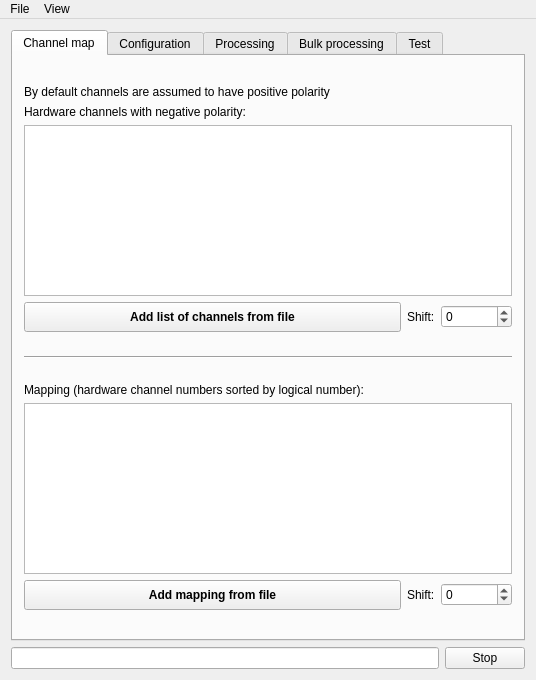
Before: the Qt Designer form GUI/mainwindow.ui in andrmor/TRB3reader, drawn with Qt 5.
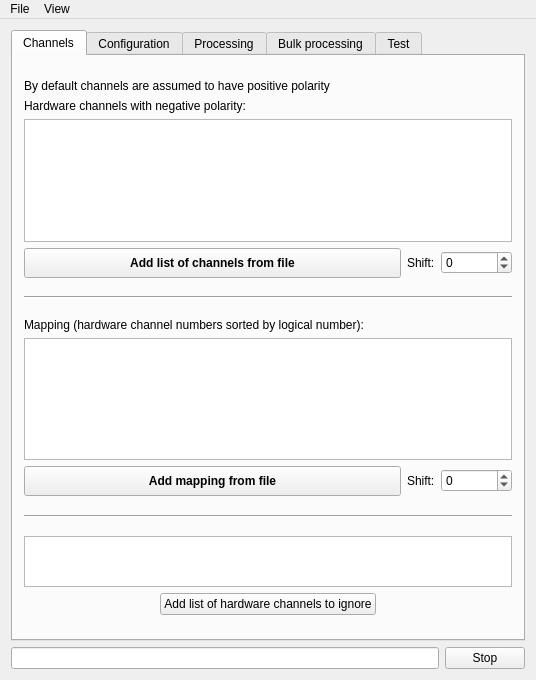
After: the same form once the commit is applied. The open tabs and pages were chosen to show the change.

Commit message: Added possibility to ignore channels

Diff of the .ui file:
```diff
--- a/GUI/mainwindow.ui
+++ b/GUI/mainwindow.ui
@@ -22,7 +22,7 @@
       </property>
       <widget class="QWidget" name="tab">
        <attribute name="title">
-        <string>Channel map</string>
+        <string>Channels</string>
        </attribute>
        <layout class="QVBoxLayout" name="verticalLayout">
         <item>
@@ -58,6 +58,12 @@
             </item>
             <item>
              <widget class="QPlainTextEdit" name="ptePolarity">
+              <property name="maximumSize">
+               <size>
+                <width>16777215</width>
+                <height>150</height>
+               </size>
+              </property>
               <property name="contextMenuPolicy">
                <enum>Qt::CustomContextMenu</enum>
               </property>
@@ -131,26 +137,6 @@
           </item>
          </layout>
         </item>
-        <item>
-         <spacer name="verticalSpacer_16">
-          <property name="orientation">
-           <enum>Qt::Vertical</enum>
-          </property>
-          <property name="sizeHint" stdset="0">
-           <size>
-            <width>20</width>
-            <height>40</height>
-           </size>
-          </property>
-         </spacer>
-        </item>
-        <item>
-         <widget class="Line" name="line_5">
-          <property name="orientation">
-           <enum>Qt::Horizontal</enum>
-          </property>
-         </widget>
-        </item>
         <item>
          <spacer name="verticalSpacer_17">
           <property name="orientation">
@@ -164,6 +150,26 @@
           </property>
          </spacer>
         </item>
+        <item>
+         <widget class="Line" name="line_5">
+          <property name="orientation">
+           <enum>Qt::Horizontal</enum>
+          </property>
+         </widget>
+        </item>
+        <item>
+         <spacer name="verticalSpacer_19">
+          <property name="orientation">
+           <enum>Qt::Vertical</enum>
+          </property>
+          <property name="sizeHint" stdset="0">
+           <size>
+            <width>20</width>
+            <height>40</height>
+           </size>
+          </property>
+         </spacer>
+        </item>
         <item>
          <layout class="QHBoxLayout" name="horizontalLayout_5">
           <item>
@@ -204,7 +210,7 @@
               <property name="maximumSize">
                <size>
                 <width>16777215</width>
-                <height>16777215</height>
+                <height>150</height>
                </size>
               </property>
               <property name="contextMenuPolicy">
@@ -284,6 +290,95 @@
           </property>
          </spacer>
         </item>
+        <item>
+         <widget class="Line" name="line_6">
+          <property name="orientation">
+           <enum>Qt::Horizontal</enum>
+          </property>
+         </widget>
+        </item>
+        <item>
+         <spacer name="verticalSpacer_16">
+          <property name="orientation">
+           <enum>Qt::Vertical</enum>
+          </property>
+          <property name="sizeHint" stdset="0">
+           <size>
+            <width>20</width>
+            <height>40</height>
+           </size>
+          </property>
+         </spacer>
+        </item>
+        <item>
+         <widget class="QPlainTextEdit" name="pteIgnoreHardwareChannels">
+          <property name="maximumSize">
+           <size>
+            <width>16777215</width>
+            <height>51</height>
+           </size>
+          </property>
+          <property name="contextMenuPolicy">
+           <enum>Qt::CustomContextMenu</enum>
+          </property>
+          <property name="readOnly">
+           <bool>true</bool>
+          </property>
+         </widget>
+        </item>
+        <item>
+         <layout class="QHBoxLayout" name="horizontalLayout_29">
+          <item>
+           <spacer name="horizontalSpacer_36">
+            <property name="orientation">
+             <enum>Qt::Horizontal</enum>
+            </property>
+            <property name="sizeHint" stdset="0">
+             <size>
+              <width>40</width>
+              <height>20</height>
+             </size>
+            </property>
+           </spacer>
+          </item>
+          <item>
+           <widget class="QPushButton" name="pbAddListHardwChToIgnore">
+            <property name="toolTip">
+             <string>These channels will be always digitized as zero signal</string>
+            </property>
+            <property name="text">
+             <string>Add list of hardware channels to ignore</string>
+            </property>
+           </widget>
+          </item>
+          <item>
+           <spacer name="horizontalSpacer_37">
+            <property name="orientation">
+             <enum>Qt::Horizontal</enum>
+            </property>
+            <property name="sizeHint" stdset="0">
+             <size>
+              <width>40</width>
+              <height>20</height>
+             </size>
+            </property>
+           </spacer>
+          </item>
+         </layout>
+        </item>
+        <item>
+         <spacer name="verticalSpacer_10">
+          <property name="orientation">
+           <enum>Qt::Vertical</enum>
+          </property>
+          <property name="sizeHint" stdset="0">
+           <size>
+            <width>20</width>
+            <height>40</height>
+           </size>
+          </property>
+         </spacer>
+        </item>
        </layout>
       </widget>
       <widget class="QWidget" name="tab_4">
```
Left out of the diff: 2 changed lines with no effect on the pictures. The commit also changes 8 other files.
